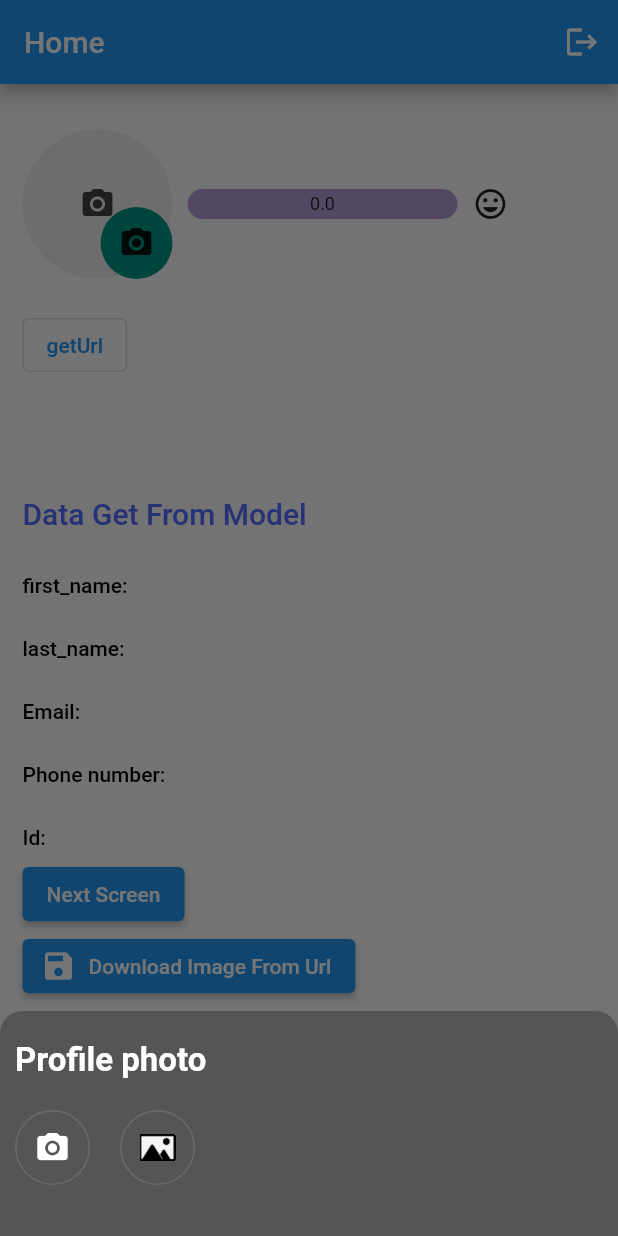
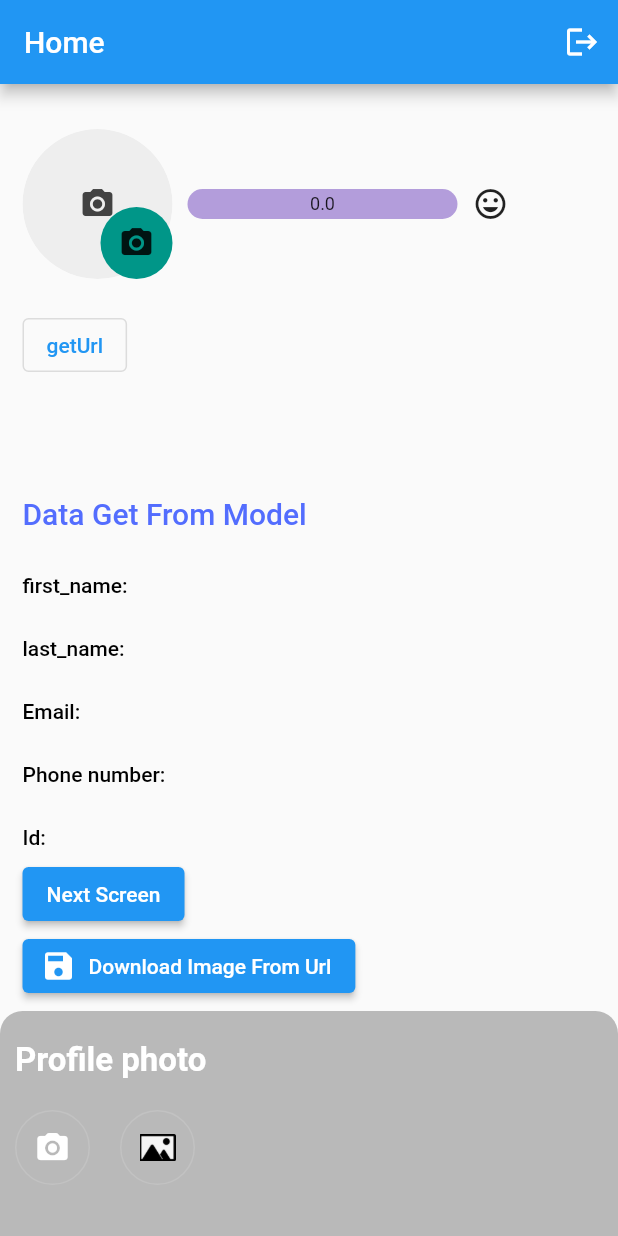
Before and after one commit to panchaniurvisha/firebase_demo_one, a Flutter app: the HomeScreen screen opened directly, after a tap on the "camera alt" icon, on a phone screen of 412 x 824 dp. Run offline on Flutter 3.47's test engine with Material 2 defaults, Android fonts, the phone set to English and light mode, and no system bars; drawn by our look-alikes of percent_indicator; our stand-ins replace cloud_firestore, firebase_auth, firebase_core, firebase_storage, fluttertoast, google_sign_in and 2 more; missing offline and left inert: flutter_file_dialog; accounts and stored records are empty; Roboto replaces fonts that are missing (Circular Std).

Commit message:
"30/6/2023"

```diff
--- a/lib/view/home/home_screen.dart
+++ b/lib/view/home/home_screen.dart
@@ -114,7 +114,7 @@ class _HomeScreenState extends State<HomeScreen> {
                                   isDismissible: true,
                                   context: context,
                                   backgroundColor: Colors.transparent,
-                                  // barrierColor: Colors.transparent,
+                                  barrierColor: Colors.transparent,
                                   builder: (context) => Container(
                                     height: 150,
                                     width: double.infinity,
```
Also changed, not shown: lib/model/user_model.dart (line endings or trailing spaces).
